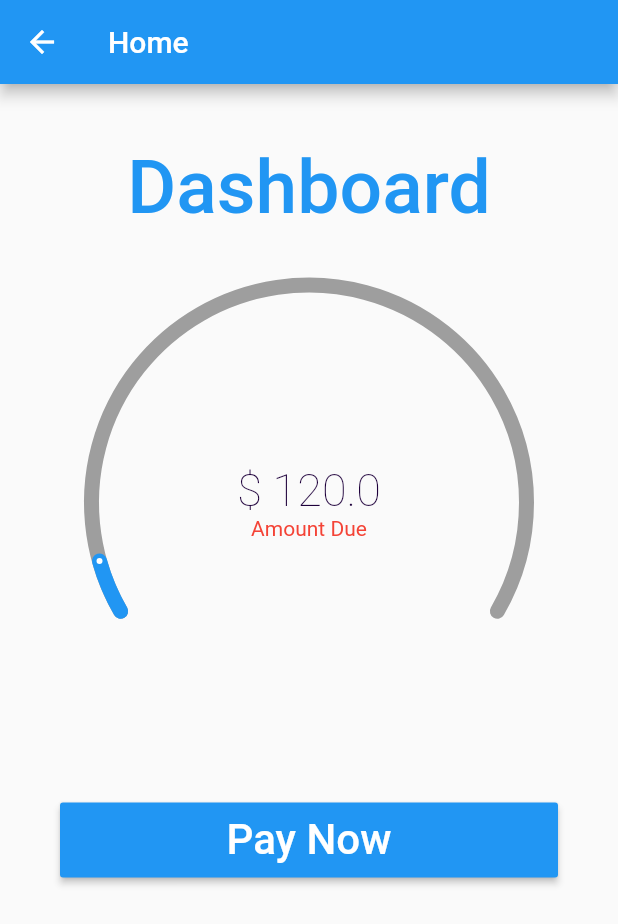
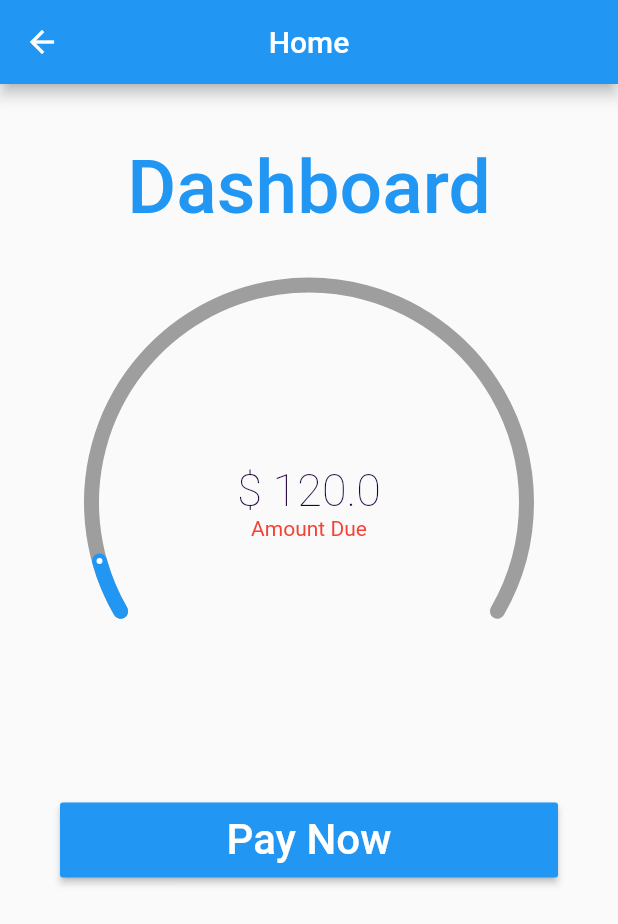
Before and after one commit to Tinomuchenje/ZinwaPay, a Flutter app: the Dashboard screen opened directly, on a phone screen of 412 x 824 dp. Shown: the top 924 px of the screen. Run offline on Flutter 3.47's test engine with Material 2 defaults, Android fonts, the phone set to English and light mode, and no system bars; drawn by our look-alikes of sleek_circular_slider; our stand-ins replace webview_flutter; missing offline and left inert: status_alert; network calls fail.

Commit message:
Formatting and Renaming widgets
- Formattied the files
- Aligned app bar text to the center

```diff
--- a/lib/views/home.dart
+++ b/lib/views/home.dart
@@ -4,7 +4,6 @@ import 'package:sleek_circular_slider/sleek_circular_slider.dart';
 import 'package:zinwa_pay/models/account_data.dart';
 import 'package:zinwa_pay/networking/api.service.dart';
 import 'package:zinwa_pay/views/payment.dart';
-
 
 class Dashboard extends StatefulWidget {
   @override
@@ -23,7 +22,10 @@ class _State extends State<Dashboard> {
   @override
   Widget build(BuildContext context) {
     return Scaffold(
-       appBar: AppBar(title: Text('Home')),
+        appBar: AppBar(
+          title: Text('Home'),
+          centerTitle: true,
+        ),
         body: Padding(
             padding: EdgeInsets.all(40.0),
             child: ListView(
@@ -32,10 +34,7 @@ class _State extends State<Dashboard> {
                     alignment: Alignment.center,
                     child: Text(
                       'Dashboard',
-                      style: TextStyle(
-                          color: Colors.blue,
-                          fontWeight: FontWeight.w500,
-                          fontSize: 50),
+                      style: TextStyle(color: Colors.blue, fontWeight: FontWeight.w500, fontSize: 50),
                     )),
                 SizedBox(
                   height: 30.0,
@@ -61,10 +60,8 @@ class _State extends State<Dashboard> {
                   final amountDue = value.ceilToDouble();
                   return '\$ $amountDue';
                 }),
-            customWidths:
-                CustomSliderWidths(progressBarWidth: 10.0, trackWidth: 10.0),
-            customColors: CustomSliderColors(
-                progressBarColor: Colors.blue, trackColor: Colors.grey)),
+            customWidths: CustomSliderWidths(progressBarWidth: 10.0, trackWidth: 10.0),
+            customColors: CustomSliderColors(progressBarColor: Colors.blue, trackColor: Colors.grey)),
         min: 0,
         max: 2000,
         initialValue: balance.toDouble());
@@ -94,12 +91,11 @@ class _State extends State<Dashboard> {
     return RaisedButton(
         textColor: Colors.white,
         color: Colors.blue,
-        child: Text('Pay Now',
-            style: TextStyle(fontWeight: FontWeight.w500, fontSize: 28)),
+        child: Text('Pay Now', style: TextStyle(fontWeight: FontWeight.w500, fontSize: 28)),
         onPressed: () {
-           Navigator.push(context, MaterialPageRoute(builder: (context) {
-          return Payment();
-        }));
+          Navigator.push(context, MaterialPageRoute(builder: (context) {
+            return Payment();
+          }));
         });
   }
 
```
Also changed, not shown: lib/views/login.dart (+4 -3 lines), lib/views/payment.dart (+5 -4 lines).
